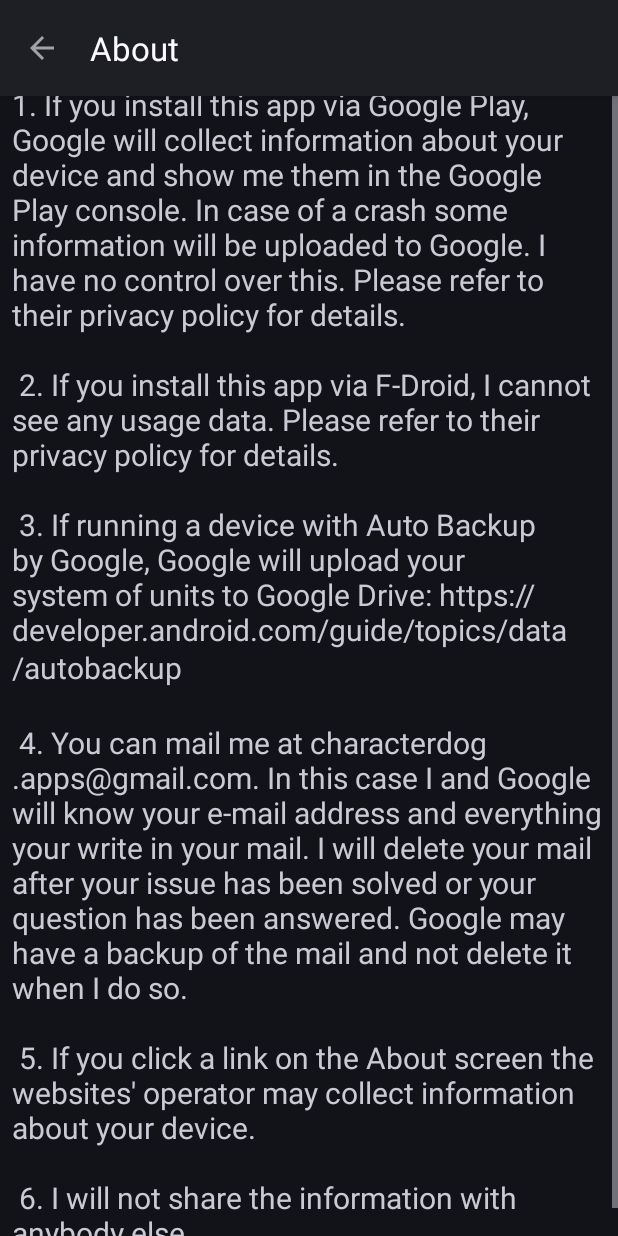
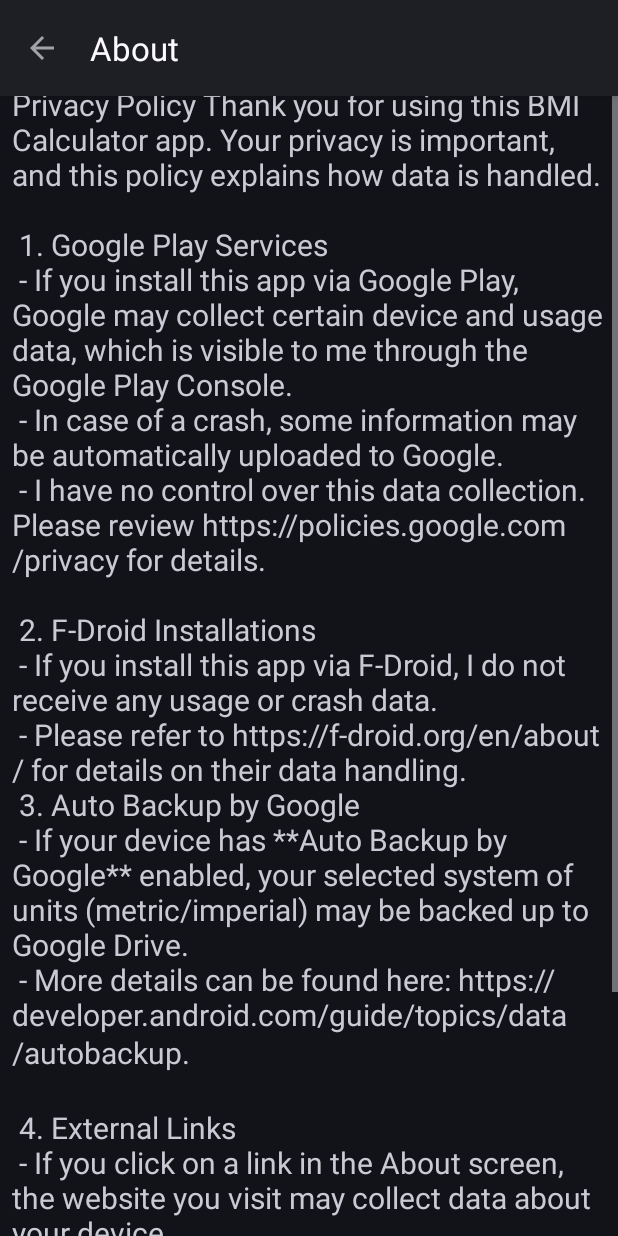
Before and after one commit to bobby-bloom/LF-ZQ16A_AndroidApp, an Android app: the screen it shows after launch (AboutActivity), in the options menu, after a tap on "Privacy policy", on a phone screen of 412 x 824 dp. Run offline under Robolectric (Android 15) with nearby library versions, the phone set to English and light mode, and no system bars; libraries missing offline, so code that uses them is left out: com.danielstone.materialaboutlibrary.

Commit message:
modified privacy policy

```diff
--- a/app/src/main/res/values/strings.xml
+++ b/app/src/main/res/values/strings.xml
@@ -47,25 +47,32 @@
     <string name="privacy_policy">Privacy policy</string>
 
     <string name="bmi_calc_menu">BMI Calculator</string>
+
     <string name="donation_menu">Donation</string>
+    <string name="submit_donate_btn">DONATE HERE!</string>
 
     <string name="privacy_policy_content"><![CDATA[
-    1. If you install this app via Google Play, Google will collect information about your device
-    and show me them in the Google Play console. In case of a crash some information will be
-    uploaded to Google. I have no control over this. Please refer to their privacy policy for details.\n\n
-    2. If you install this app via F-Droid, I cannot see any usage data. Please refer to their privacy policy for details.\n\n
-    3. If running a device with Auto Backup by Google, Google will upload your system of units to Google Drive: https://developer.android.com/guide/topics/data/autobackup\n\n
-    4. You can mail me at characterdog.apps@gmail.com. In this case I and Google will know your
-    e-mail address and everything your write in your mail. I will delete your mail after your issue
-    has been solved or your question has been answered. Google may have a backup of the mail and not
-    delete it when I do so.\n\n
-    5. If you click a link on the About screen the websites\' operator may collect information about
-    your device.\n\n
-    6. I will not share the information with anybody else.
+        Privacy Policy
+
+        Thank you for using this BMI Calculator app. Your privacy is important, and this policy explains how data is handled. \n\n
+
+        1. Google Play Services\n
+           - If you install this app via Google Play, Google may collect certain device and usage data, which is visible to me through the Google Play Console.\n
+           - In case of a crash, some information may be automatically uploaded to Google.\n
+           - I have no control over this data collection. Please review https://policies.google.com/privacy for details.\n\n
+
+        2. F-Droid Installations\n
+           - If you install this app via F-Droid, I do not receive any usage or crash data.\n
+           - Please refer to https://f-droid.org/en/about/ for details on their data handling.\n
+
+        3. Auto Backup by Google\n
+           - If your device has **Auto Backup by Google** enabled, your selected system of units (metric/imperial) may be backed up to Google Drive.\n
+           - More details can be found here: https://developer.android.com/guide/topics/data/autobackup.\n\n
+
+        4. External Links\n
+           - If you click on a link in the About screen, the website you visit may collect data about your device.\n
+           - Please review the privacy policy of the respective website for details.\n\n
+
+        No personal data is collected, stored, or shared by this app beyond what is mentioned above.\n\n
     ]]></string>
-    <string name="donation">Donation</string>
-    <!-- TODO: Remove or change this placeholder text -->
-    <string name="hello_blank_fragment">Hello blank fragment</string>
-    <string name="submit_donate_btn">DONATE HERE!</string>
-    <string name="cat_gif">cat gif</string>
 </resources>
```
